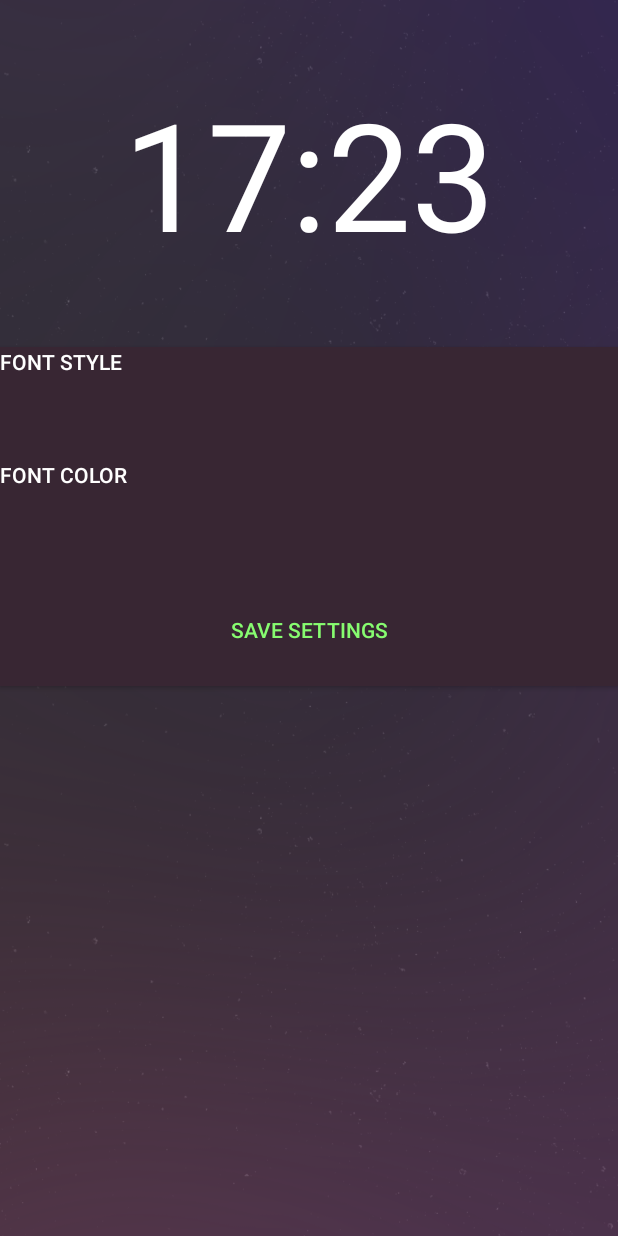
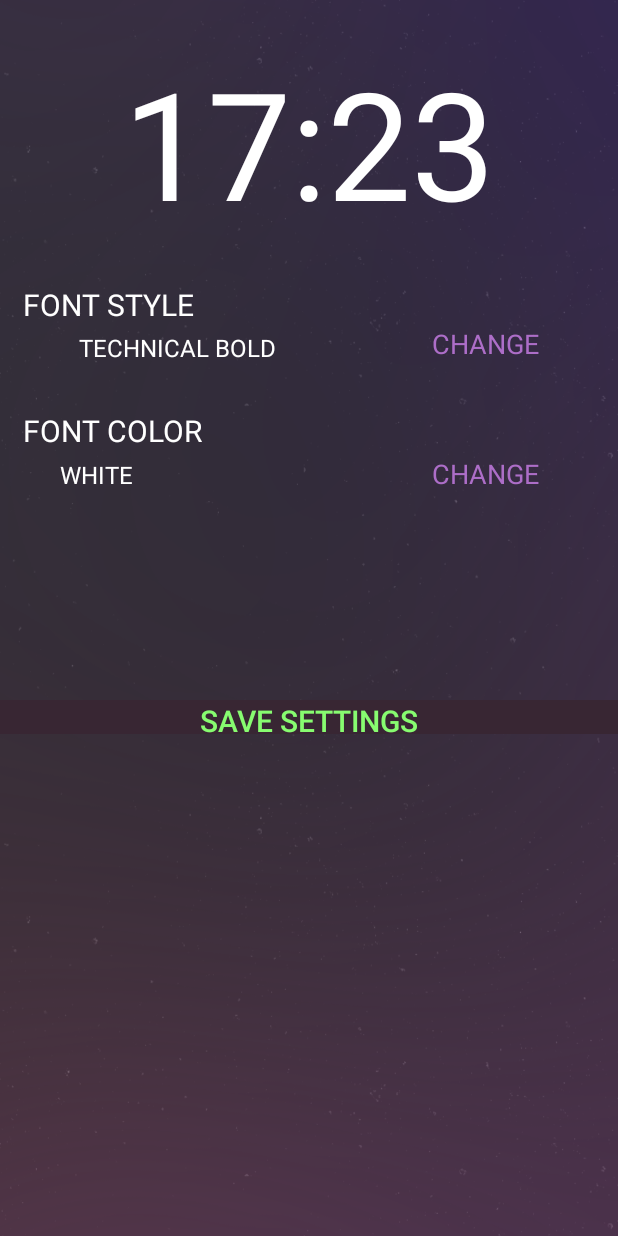
Before and after one commit to vperlovskiy/RITOT, an Android app: the layout activity_watchface.xml on its own in the app's theme, with its tools: preview values and no code run, on a phone screen of 412 x 824 dp. Run offline under Robolectric (Android 15) with nearby library versions, the light colour scheme and no system bars.

Commit message:
04.08.15

```diff
--- a/app/src/main/res/layout/activity_main.xml
+++ b/app/src/main/res/layout/activity_main.xml
@@ -34,6 +34,7 @@
                         android:textStyle="bold"
                         android:textColor="#FFFFFF"
                         android:background="@android:color/transparent"
+                        android:onClick="startWatchFace"
                         android:clickable="true" />
 
                     <ImageView
@@ -58,6 +59,7 @@
                         android:textStyle="bold"
                         android:textColor="#FFFFFF"
                         android:background="@android:color/transparent"
+                        android:onClick="startSettings"
                         android:clickable="true"/>
 
                     <ImageView
@@ -87,6 +89,7 @@
                         android:textColor="#FFFFFF"
                         android:clickable="true"
                         android:background="@android:color/transparent"
+                        android:onClick="startProjectionColor"
                         />
 
                     <TextView
@@ -124,7 +127,8 @@
                         android:textStyle="bold"
                         android:clickable="true"
                         android:textColor="#FFFFFF"
-                        android:background="@android:color/transparent"/>
+                        android:background="@android:color/transparent"
+                        android:onClick="startNotification"/>
 
                     <ImageView
                         android:layout_width="165dp"
--- a/app/src/main/res/layout/activity_watchface.xml
+++ b/app/src/main/res/layout/activity_watchface.xml
@@ -8,43 +8,150 @@
 
     <TextView
         android:layout_width="match_parent"
-        android:layout_height="wrap_content"
+        android:layout_height="189dp"
         android:textAppearance="?android:attr/textAppearanceLarge"
         android:text="17:23"
         android:textColor="#FFFFFF"
         android:textSize="100dp"
         android:id="@+id/tvWatch"
+        android:gravity="center" />
+
+    <TableLayout
+        android:layout_width="match_parent"
+        android:layout_height="300dp"
+                android:stretchColumns="*">
+
+        <TableRow>
+
+            <TextView
+                android:layout_width="wrap_content"
+                android:layout_height="wrap_content"
+                android:orientation="horizontal"
+                android:layout_weight="1"
+                android:layout_marginLeft="15dp"
+                android:gravity="left"
+                android:textAppearance="?android:attr/textAppearanceLarge"
+                android:textColor="#FFFFFF"
+                android:text="FONT STYLE"
+                android:textSize="20dp"
+                android:id="@+id/txtFontStyle"
+                android:layout_column="0" />
+        </TableRow>
+
+    <TableRow>
+
+    </TableRow>
+    <TableRow>
+
+
+    </TableRow>
+    <TableRow>
+        <TextView
+        android:layout_width="wrap_content"
+        android:layout_height="30dp"
+        android:layout_gravity="center"
         android:gravity="center"
-        android:layout_weight="0.18" />
+        android:textAppearance="?android:attr/textAppearanceLarge"
+        android:text="TECHNICAL BOLD"
+        android:textSize="16dp"
+        android:textColor="#FFFFFF"
+        android:id="@+id/txtTechBold" />
 
-    <Button
-        android:layout_width="match_parent"
-        android:layout_height="wrap_content"
-        android:text="@string/font_style"
-        android:background="#382633"
-        android:id="@+id/btnFontStyle"
-        android:textColor="#FFFFFF"
-        android:gravity="left|top"
-        android:layout_weight="0.05" />
+        <TextView
+            android:layout_width="wrap_content"
+            android:layout_height="wrap_content"
+            android:textAppearance="?android:attr/textAppearanceMedium"
+            android:text="CHANGE"
+            android:gravity="center"
+            android:layout_marginRight="1dp"
+            android:textColor="#ad6ec8"
+            android:id="@+id/textView2" />
+    </TableRow>
 
-    <Button
-    android:layout_width="match_parent"
-    android:layout_height="wrap_content"
-    android:text="@string/font_color"
-    android:background="#382633"
-    android:id="@+id/btnFontColor"
-    android:textColor="#FFFFFF"
-    android:gravity="left|top"
-    android:layout_weight="0.05" />
+        <TableRow
+            android:layout_width="match_parent"
+            android:layout_height="match_parent">
 
-    <Button
-        android:layout_width="match_parent"
-        android:layout_height="wrap_content"
-        android:text="@string/save_settings"
-        android:background="#382633"
-        android:id="@+id/btnSaveSettings"
-        android:textColor="#87fc70"
-        android:gravity="center"
-        android:layout_weight="0.05" />
+            <Space
+                android:layout_width="30px"
+                android:layout_height="40px"
+                android:layout_column="0"
+                android:layout_span="2" />
+        </TableRow>
+
+        <TableRow>
+
+            <TextView
+                android:layout_width="wrap_content"
+                android:layout_height="30dp"
+                android:textAppearance="?android:attr/textAppearanceLarge"
+                android:textColor="#FFFFFF"
+                android:text="FONT COLOR"
+                android:layout_marginLeft="15dp"
+                android:textSize="20dp"
+                android:id="@+id/txtFontColor" />
+        </TableRow>
+        <TableRow>
+            <TextView
+                android:layout_width="wrap_content"
+                android:layout_height="30dp"
+                android:textAppearance="?android:attr/textAppearanceLarge"
+                android:text="WHITE"
+                android:textSize="16dp"
+                android:gravity="left"
+                android:textColor="#FFFFFF"
+                android:layout_marginLeft="40dp"
+                android:id="@+id/txtWHITE" />
+
+            <TextView
+                android:layout_width="wrap_content"
+                android:layout_height="wrap_content"
+                android:textAppearance="?android:attr/textAppearanceMedium"
+                android:text="CHANGE"
+                android:gravity="center"
+                android:layout_marginRight="1dp"
+                android:textColor="#ad6ec8"
+                android:id="@+id/txtChange" />
+
+        </TableRow>
+
+
+        <TableRow>
+            <Space
+                android:layout_width="30px"
+                android:layout_height="200px"
+                android:layout_column="0"
+                android:layout_span="2" />
+        </TableRow>
+
+        <TableRow>
+
+            <Button
+                android:layout_width="match_parent"
+                android:layout_height="match_parent"
+                android:text="@string/save_settings"
+                android:background="#382633"
+                android:id="@+id/btnSaveSettings"
+                android:textColor="#87fc70"
+                android:textSize="20dp"
+                android:textAllCaps="true"
+                android:gravity="center"
+                android:layout_alignParentBottom="true"
+                android:layout_alignParentLeft="true"
+                android:layout_alignParentStart="true"
+                android:layout_span="2"/>
+        </TableRow>
+
+
+
+    </TableLayout>
+
+<!--
+    <TextureView
+        android:layout_width="wrap_content"
+        android:layout_height="26dp"
+        android:id="@+id/textureView"
+        android:layout_gravity="right" />
+-->
 
 </LinearLayout>
--- a/app/src/main/res/values/strings.xml
+++ b/app/src/main/res/values/strings.xml
@@ -17,8 +17,8 @@
     <string name="fitness">Fitness</string>
     <string name="connect">CONNECT</string>
     <string name="bluetooth">android:contentDescription=\"@string/desc\"</string>
-    <string name="font_color">font color</string>
-    <string name="font_style">font style</string>
+    <string name="font_color">FONT COLOR\n WHITE\tCHANGE</string>
+    <string name="font_style">FONT STYLE\n<n>   TECHNICAL BOLD</n></string>
     <string name="save_settings">save settings</string>
 
 </resources>
```
Also changed, not shown: app/src/main/AndroidManifest.xml (+14 -0 lines), app/src/main/java/com/android/developer/ritot/MainActivity.java (+31 -1 lines), app/src/main/java/com/android/developer/ritot/NotificationActivity.java (+7 -0 lines), app/src/main/java/com/android/developer/ritot/ProjectionColorActivity.java (+7 -0 lines), app/src/main/java/com/android/developer/ritot/SettingsActivity.java (+8 -0 lines), app/src/main/res/layout/test_layout.xml (added, +84 -0 lines).
